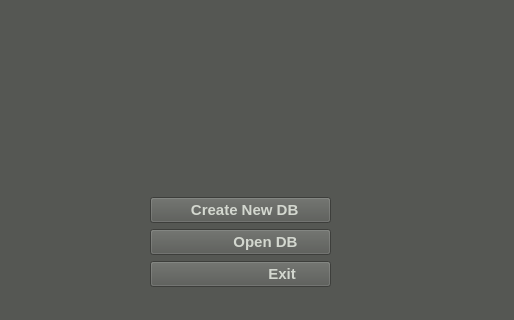
Above: src/gui/mainwindow.ui from GekkoFyre/HerpLog before the change; both pictures show x 286 to 800 and y 320 to 640 of the 800 by 640 pixel window. Below: the same form after it.
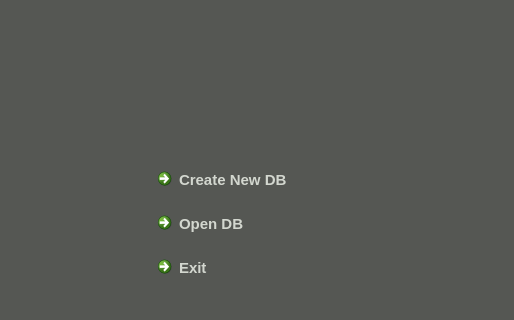
That is the form after the change. Icons and pictures are not drawn.

```diff
--- a/src/gui/mainwindow.ui
+++ b/src/gui/mainwindow.ui
@@ -441,7 +441,7 @@
            </spacer>
           </item>
           <item>
-           <widget class="QPushButton" name="button_create_db">
+           <widget class="QCommandLinkButton" name="button_create_db">
             <property name="font">
              <font>
               <pointsize>11</pointsize>
@@ -450,7 +450,7 @@
              </font>
             </property>
             <property name="text">
-             <string>  Create New DB</string>
+             <string>Create New DB</string>
             </property>
             <property name="icon">
              <iconset resource="../assets.qrc">
@@ -465,7 +465,7 @@
            </widget>
           </item>
           <item>
-           <widget class="QPushButton" name="button_open_db">
+           <widget class="QCommandLinkButton" name="button_open_db">
             <property name="font">
              <font>
               <pointsize>11</pointsize>
@@ -474,7 +474,7 @@
              </font>
             </property>
             <property name="text">
-             <string>            Open DB</string>
+             <string>Open DB</string>
             </property>
             <property name="icon">
              <iconset resource="../assets.qrc">
@@ -489,7 +489,7 @@
            </widget>
           </item>
           <item>
-           <widget class="QPushButton" name="button_exit">
+           <widget class="QCommandLinkButton" name="button_exit">
             <property name="font">
              <font>
               <pointsize>11</pointsize>
@@ -498,7 +498,7 @@
              </font>
             </property>
             <property name="text">
-             <string>                    Exit</string>
+             <string>Exit</string>
             </property>
             <property name="icon">
              <iconset resource="../assets.qrc">
```
Left out of the diff: 13 changed lines with no effect on the pictures.
